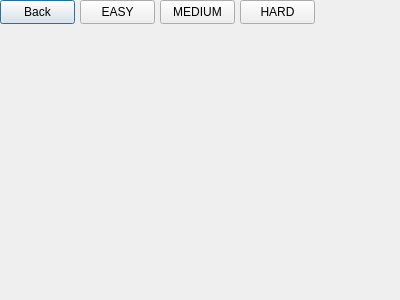
Old version of the form sec_window.ui in the repository CREVIOS/minesweeper.
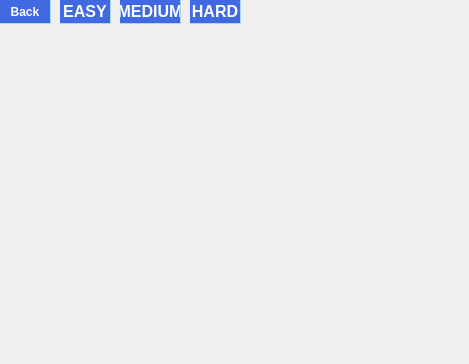
New version of the form.

```diff
--- a/sec_window.ui
+++ b/sec_window.ui
@@ -6,8 +6,8 @@
    <rect>
     <x>0</x>
     <y>0</y>
-    <width>400</width>
-    <height>300</height>
+    <width>469</width>
+    <height>364</height>
    </rect>
   </property>
   <property name="windowTitle">
@@ -18,10 +18,42 @@
     <rect>
      <x>0</x>
      <y>0</y>
-     <width>75</width>
+     <width>51</width>
      <height>24</height>
     </rect>
    </property>
+   <property name="font">
+    <font>
+     <family>Arial</family>
+     <bold>true</bold>
+    </font>
+   </property>
+   <property name="styleSheet">
+    <string notr="true">QPushButton{ 
+border-radius: 15px;
+border-right: 1px solid #ADD8E6;
+border-bottom: 1px solid #ADD8E6;
+}
+QPushButton:enabled{
+background-color: #4169e1;
+color: white;
+}
+QPushButton:pressed{
+background-color: #000080;
+color: white;
+}
+QPushButton:hover:!pressed{
+background-color: #4169e1;
+color: white;
+}
+QPushButton:disabled{
+background-color: #87CEEB;
+color: #000000;
+}
+
+
+</string>
+   </property>
    <property name="text">
     <string>Back</string>
    </property>
@@ -29,12 +61,45 @@
   <widget class="QPushButton" name="pushButton_2">
    <property name="geometry">
     <rect>
-     <x>240</x>
+     <x>190</x>
      <y>0</y>
-     <width>75</width>
+     <width>51</width>
      <height>24</height>
     </rect>
    </property>
+   <property name="font">
+    <font>
+     <family>Arial</family>
+     <pointsize>12</pointsize>
+     <bold>true</bold>
+    </font>
+   </property>
+   <property name="styleSheet">
+    <string notr="true">QPushButton{ 
+border-radius: 15px;
+border-right: 1px solid #ADD8E6;
+border-bottom: 1px solid #ADD8E6;
+}
+QPushButton:enabled{
+background-color: #4169e1;
+color: white;
+}
+QPushButton:pressed{
+background-color: #000080;
+color: white;
+}
+QPushButton:hover:!pressed{
+background-color: #4169e1;
+color: white;
+}
+QPushButton:disabled{
+background-color: #87CEEB;
+color: #000000;
+}
+
+
+</string>
+   </property>
    <property name="text">
     <string>HARD</string>
    </property>
@@ -42,12 +107,45 @@
   <widget class="QPushButton" name="pushButton_3">
    <property name="geometry">
     <rect>
-     <x>80</x>
+     <x>60</x>
      <y>0</y>
-     <width>75</width>
+     <width>51</width>
      <height>24</height>
     </rect>
    </property>
+   <property name="font">
+    <font>
+     <family>Arial</family>
+     <pointsize>12</pointsize>
+     <bold>true</bold>
+    </font>
+   </property>
+   <property name="styleSheet">
+    <string notr="true">QPushButton{ 
+border-radius: 15px;
+border-right: 1px solid #ADD8E6;
+border-bottom: 1px solid #ADD8E6;
+}
+QPushButton:enabled{
+background-color: #4169e1;
+color: white;
+}
+QPushButton:pressed{
+background-color: #000080;
+color: white;
+}
+QPushButton:hover:!pressed{
+background-color: #4169e1;
+color: white;
+}
+QPushButton:disabled{
+background-color: #87CEEB;
+color: #000000;
+}
+
+
+</string>
+   </property>
    <property name="text">
     <string>EASY</string>
    </property>
@@ -55,12 +153,45 @@
   <widget class="QPushButton" name="pushButton_4">
    <property name="geometry">
     <rect>
-     <x>160</x>
+     <x>120</x>
      <y>0</y>
-     <width>75</width>
+     <width>61</width>
      <height>24</height>
     </rect>
    </property>
+   <property name="font">
+    <font>
+     <family>Arial</family>
+     <pointsize>12</pointsize>
+     <bold>true</bold>
+    </font>
+   </property>
+   <property name="styleSheet">
+    <string notr="true">QPushButton{ 
+border-radius: 15px;
+border-right: 1px solid #ADD8E6;
+border-bottom: 1px solid #ADD8E6;
+}
+QPushButton:enabled{
+background-color: #4169e1;
+color: white;
+}
+QPushButton:pressed{
+background-color: #000080;
+color: white;
+}
+QPushButton:hover:!pressed{
+background-color: #4169e1;
+color: white;
+}
+QPushButton:disabled{
+background-color: #87CEEB;
+color: #000000;
+}
+
+
+</string>
+   </property>
    <property name="text">
     <string>MEDIUM</string>
    </property>
```
